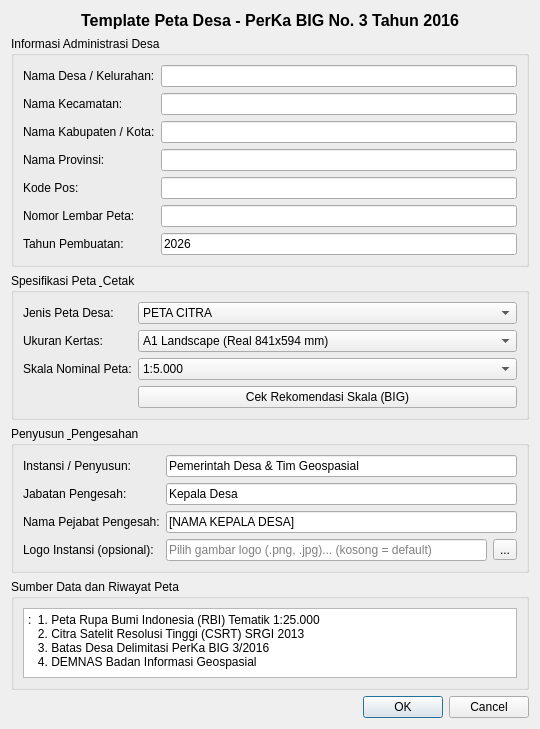
Qt form peta_desa_dialog_base.ui (ahzastudio/qgis-peta-desa) before a commit.
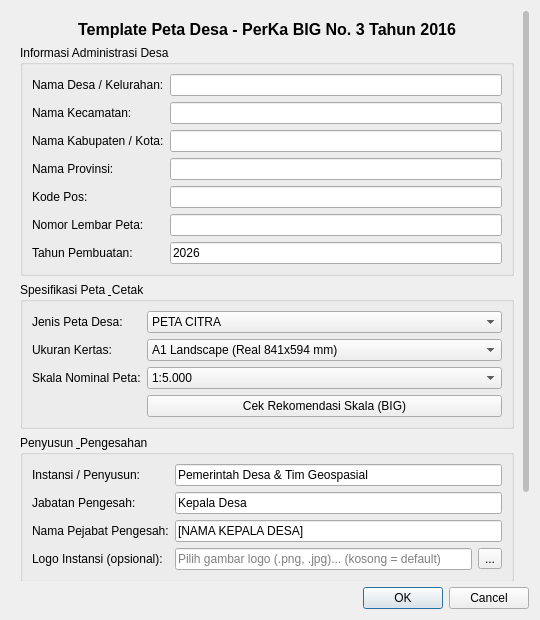
The same form after that commit.

Commit message: feat(ui): add QScrollArea for small screen responsiveness and bump version 1.0.7

The edit to the form file:
```diff
--- a/peta_desa_dialog_base.ui
+++ b/peta_desa_dialog_base.ui
@@ -13,9 +13,34 @@
   <property name="windowTitle">
    <string>Template Peta Desa PerKa BIG No. 3/2016</string>
   </property>
-  <layout class="QVBoxLayout" name="verticalLayout">
+  <layout class="QVBoxLayout" name="mainLayout">
    <item>
-    <widget class="QLabel" name="lblTitle">
+    <widget class="QScrollArea" name="scrollArea">
+     <property name="widgetResizable">
+      <bool>true</bool>
+     </property>
+     <property name="frameShape">
+      <enum>QFrame::NoFrame</enum>
+     </property>
+     <property name="styleSheet">
+      <string>QScrollBar:vertical { border: none; background: transparent; width: 6px; margin: 0; }
+QScrollBar::handle:vertical { background: #BDBDBD; min-height: 20px; border-radius: 3px; }
+QScrollBar::handle:vertical:hover { background: #9E9E9E; }
+QScrollBar::add-line:vertical, QScrollBar::sub-line:vertical { border: none; background: none; height: 0px; }
+QScrollBar::add-page:vertical, QScrollBar::sub-page:vertical { background: none; }</string>
+     </property>
+     <widget class="QWidget" name="scrollAreaWidgetContents">
+      <property name="geometry">
+       <rect>
+        <x>0</x>
+        <y>0</y>
+        <width>500</width>
+        <height>500</height>
+       </rect>
+      </property>
+      <layout class="QVBoxLayout" name="verticalLayout">
+       <item>
+        <widget class="QLabel" name="lblTitle">
      <property name="font">
       <font>
        <family>Arial</family>
@@ -337,6 +362,10 @@
        </widget>
       </item>
      </layout>
+    </widget>
+   </item>
+      </layout>
+     </widget>
     </widget>
    </item>
    <item>
```
The commit also changes 1 other file.
